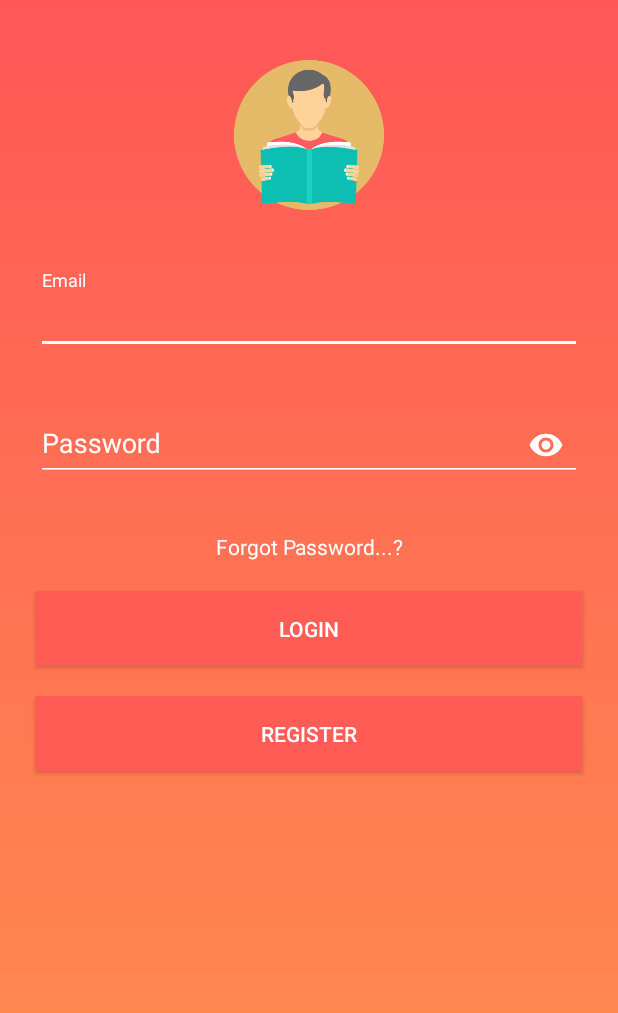
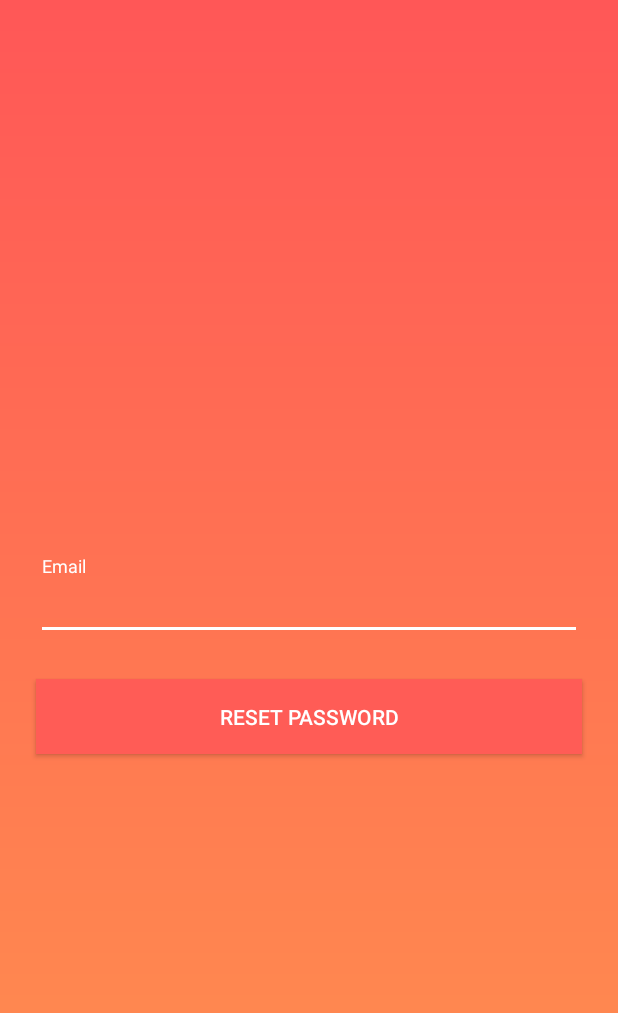
Before and after one commit to iambiolop15/HireTutorNepalTutee, an Android app: the MainActivity screen opened directly, with no data from a screen before it, after a tap on "Forgot Password...?", on a phone screen of 412 x 824 dp. Shown: the top 1013 px of the screen. Run offline under Robolectric (Android 15) with nearby library versions, the phone set to English and light mode, and no system bars; our stand-ins replace Firebase (no records; nobody signed in at launch, a user with empty details on screens opened directly); 1 statement that could not run was skipped.

Commit message:
Forgot pass implemented

```diff
--- a/app/src/main/AndroidManifest.xml
+++ b/app/src/main/AndroidManifest.xml
@@ -12,7 +12,9 @@
         android:roundIcon="@mipmap/ic_launcher_round"
         android:supportsRtl="true"
         android:theme="@style/AppTheme">
-        <activity android:name=".ForgotPass"></activity>
+        <activity android:name=".ForgotPass"
+            android:theme="@style/OnboardingTheme"
+            ></activity>
         <activity android:name=".Home" />
         <activity
             android:name=".Register"
--- a/app/src/main/java/com/example/hiretutornepaltutee/ForgotPass.java
+++ b/app/src/main/java/com/example/hiretutornepaltutee/ForgotPass.java
@@ -1,13 +1,81 @@
 package com.example.hiretutornepaltutee;
 
+import android.app.ProgressDialog;
+import android.content.Intent;
+import android.support.annotation.NonNull;
+import android.support.design.widget.TextInputLayout;
 import android.support.v7.app.AppCompatActivity;
 import android.os.Bundle;
+import android.util.Patterns;
+import android.view.View;
+import android.widget.Button;
+import android.widget.Toast;
+
+import com.google.android.gms.tasks.OnCompleteListener;
+import com.google.android.gms.tasks.Task;
+import com.google.firebase.auth.FirebaseAuth;
 
 public class ForgotPass extends AppCompatActivity {
+    Button resetBtn;
+    private TextInputLayout emailLayout;
+    private FirebaseAuth firebaseAuth;
+    ProgressDialog progressDialog;
 
     @Override
     protected void onCreate(Bundle savedInstanceState) {
         super.onCreate(savedInstanceState);
         setContentView(R.layout.activity_forgot_pass);
+        resetBtn=findViewById(R.id.Resetpassbtn);
+        emailLayout=findViewById(R.id.Emaillayout);
+        firebaseAuth=FirebaseAuth.getInstance();
+        progressDialog=new ProgressDialog(this);
+        resetBtn.setOnClickListener(new View.OnClickListener() {
+            @Override
+            public void onClick(View v) {
+                progressDialog.setMessage("Verifying Email");
+                progressDialog.show();
+                String email=emailLayout.getEditText().getText().toString().trim();
+                if(ConfirmInput(v)){
+                    firebaseAuth.sendPasswordResetEmail(email).addOnCompleteListener(new OnCompleteListener<Void>() {
+                        @Override
+                        public void onComplete(@NonNull Task<Void> task) {
+                            if(task.isSuccessful()){
+                                Toast.makeText(ForgotPass.this, "Password reset email sent", Toast.LENGTH_LONG).show();
+                                finish();
+                                startActivity(new Intent(ForgotPass.this,MainActivity.class));
+
+                            }
+                            else{
+                                Toast.makeText(ForgotPass.this, "enter a valid email", Toast.LENGTH_SHORT).show();
+                            }
+                        }
+                    });
+
+                }
+
+            }
+        });
+
+    }
+    private boolean validateEmail() {
+        String Email = emailLayout.getEditText().getText().toString().trim();
+        if (Email.isEmpty()) {
+            emailLayout.setError("Enter the email address");
+            return false;
+        } else if (!Patterns.EMAIL_ADDRESS.matcher(Email).matches()) {
+            emailLayout.setError("Please enter a valid email address");
+            return false;
+
+        } else {
+            emailLayout.setError(null);
+            return true;
+        }
+    }
+    public boolean ConfirmInput(View V) {
+        if (!validateEmail()) {
+            return false;
+        }
+        return true;
+
     }
 }
--- a/app/src/main/java/com/example/hiretutornepaltutee/MainActivity.java
+++ b/app/src/main/java/com/example/hiretutornepaltutee/MainActivity.java
@@ -29,12 +29,12 @@ import java.util.ArrayList;
 import java.util.List;
 
 public class MainActivity extends AppCompatActivity {
-    Button regbutton,loginbtn;
-    TextInputLayout email_layout,pass_layout;
-    TextInputEditText email,pass;
-    TextView forgot_pass;
+    private Button regbutton,loginbtn;
+    TextView forgotPass;
+    private TextInputLayout email_layout,pass_layout;
     private FirebaseAuth firebaseAuth;
-    ProgressDialog  progressDialog;
+    private ProgressDialog  progressDialog;
+
 
     @Override
     protected void onCreate(Bundle savedInstanceState) {
@@ -42,7 +42,7 @@ public class MainActivity extends AppCompatActivity {
         setContentView(R.layout.activity_main);
         regbutton=findViewById(R.id.registerbtn);
         loginbtn=findViewById(R.id.loginbtn);
-        forgot_pass=findViewById(R.id.forgotpass);
+        forgotPass=findViewById(R.id.forgotpass);
         email_layout=findViewById(R.id.Emaillayout);
         pass_layout=findViewById(R.id.Passlayout);
         firebaseAuth=FirebaseAuth.getInstance();
@@ -61,12 +61,6 @@ public class MainActivity extends AppCompatActivity {
 
             }
         });
-        forgot_pass.setOnClickListener(new View.OnClickListener() {
-            @Override
-            public void onClick(View v) {
-
-            }
-        });
 
         regbutton.setOnClickListener(new View.OnClickListener() {
             @Override
@@ -76,6 +70,16 @@ public class MainActivity extends AppCompatActivity {
                 finish();
             }
         });
+        forgotPass.setOnClickListener(new View.OnClickListener() {
+            @Override
+            public void onClick(View v) {
+                startActivity(new Intent(getApplicationContext(),ForgotPass.class));
+                finish();
+            }
+        });
+
+
+
     }
     private void validate(String username,String password){
         progressDialog.setMessage("Logging in");
@@ -118,9 +122,6 @@ public class MainActivity extends AppCompatActivity {
             pass_layout.setError("Enter the password");
             return false;
         }
-
-
-
         else {
             pass_layout.setError(null);
             return true;
--- a/app/src/main/res/layout/activity_forgot_pass.xml
+++ b/app/src/main/res/layout/activity_forgot_pass.xml
@@ -1,9 +1,45 @@
 <?xml version="1.0" encoding="utf-8"?>
-<android.support.constraint.ConstraintLayout xmlns:android="http://schemas.android.com/apk/res/android"
+<RelativeLayout xmlns:android="http://schemas.android.com/apk/res/android"
     xmlns:app="http://schemas.android.com/apk/res-auto"
     xmlns:tools="http://schemas.android.com/tools"
     android:layout_width="match_parent"
     android:layout_height="match_parent"
+    android:background="@drawable/onboarding_bg"
     tools:context=".ForgotPass">
 
-</android.support.constraint.ConstraintLayout>
+    <android.support.design.widget.TextInputLayout
+        android:id="@+id/Emaillayout"
+        android:layout_width="match_parent"
+        android:layout_height="wrap_content"
+        android:layout_centerInParent="true"
+        android:layout_marginLeft="24dp"
+        android:layout_marginRight="24dp"
+        android:textColorHint="@color/white"
+        app:errorEnabled="true"
+        app:errorTextAppearance="@style/WelcomeErrorAppearance"
+        app:hintEnabled="true"
+
+        >
+
+        <android.support.v7.widget.AppCompatEditText
+            android:id="@+id/email"
+            android:layout_width="match_parent"
+            android:layout_height="wrap_content"
+            android:backgroundTint="@color/white"
+            android:hint="@string/Email"
+            android:inputType="textEmailAddress"
+            android:maxLines="1"
+            android:textColor="@color/white" />
+    </android.support.design.widget.TextInputLayout>
+
+    <android.support.v7.widget.AppCompatButton
+        android:id="@+id/Resetpassbtn"
+        android:layout_width="match_parent"
+        android:layout_height="50dp"
+        android:layout_below="@id/Emaillayout"
+        android:layout_marginLeft="24dp"
+        android:layout_marginRight="24dp"
+        android:background="@color/Button"
+        android:text="@string/ResetPassword"
+        android:textColor="@color/white" />
+</RelativeLayout>
--- a/app/src/main/res/layout/activity_main.xml
+++ b/app/src/main/res/layout/activity_main.xml
@@ -4,108 +4,102 @@
     xmlns:tools="http://schemas.android.com/tools"
     android:layout_width="match_parent"
     android:layout_height="match_parent"
+    android:background="@drawable/onboarding_bg"
     android:orientation="vertical"
-    android:background="@drawable/onboarding_bg"
     tools:context=".MainActivity">
 
     <android.support.v7.widget.AppCompatImageView
         android:id="@+id/imaglogin"
         android:layout_width="100dp"
         android:layout_height="100dp"
-        android:src="@drawable/learn"
         android:layout_gravity="center_horizontal"
         android:layout_marginTop="40dp"
-        />
+        android:src="@drawable/learn" />
+
     <android.support.design.widget.TextInputLayout
         android:id="@+id/Emaillayout"
+        android:layout_width="match_parent"
+        android:layout_height="wrap_content"
+        android:layout_marginLeft="24dp"
         android:layout_marginTop="40dp"
         android:layout_marginRight="24dp"
-            android:layout_marginLeft="24dp"
-            android:layout_width="match_parent"
-            android:layout_height="wrap_content"
         android:textColorHint="@color/white"
-            app:hintEnabled="true"
         app:errorEnabled="true"
         app:errorTextAppearance="@style/WelcomeErrorAppearance"
-            >
+        app:hintEnabled="true">
+
         <android.support.v7.widget.AppCompatEditText
             android:id="@+id/email"
             android:layout_width="match_parent"
             android:layout_height="wrap_content"
-                android:hint="@string/Email"
             android:backgroundTint="@color/white"
             android:drawablePadding="10dp"
+            android:hint="@string/Email"
+            android:inputType="textEmailAddress"
             android:maxLines="1"
-                android:inputType="textEmailAddress"
-                android:textColor="@color/white"
-                />
+            android:textColor="@color/white" />
 
 
     </android.support.design.widget.TextInputLayout>
+
     <android.support.design.widget.TextInputLayout
         android:id="@+id/Passlayout"
-            android:layout_marginRight="24dp"
-            android:layout_marginLeft="24dp"
         android:layout_width="match_parent"
         android:layout_height="wrap_content"
+        android:layout_marginLeft="24dp"
+        android:layout_marginRight="24dp"
         android:textColorHint="@color/white"
-            app:hintEnabled="true"
         app:errorEnabled="true"
         app:errorTextAppearance="@style/WelcomeErrorAppearance"
+        app:hintEnabled="true"
         app:passwordToggleEnabled="true"
         app:passwordToggleTint="@color/white"
 
         >
+
         <android.support.v7.widget.AppCompatEditText
             android:id="@+id/pass"
             android:layout_width="match_parent"
             android:layout_height="wrap_content"
+            android:backgroundTint="@color/white"
             android:hint="@string/Password"
-                android:backgroundTint="@color/white"
+            android:inputType="textPassword"
             android:maxLines="1"
-                android:inputType="textPassword"
-                android:textColor="@color/white"
-                />
+            android:textColor="@color/white" />
     </android.support.design.widget.TextInputLayout>
 
     <TextView
-            android:layout_marginTop="8dp"
         android:id="@+id/forgotpass"
         android:layout_width="match_parent"
         android:layout_height="wrap_content"
+        android:layout_marginTop="8dp"
         android:gravity="center_horizontal"
         android:text="@string/ForgtPass"
-            android:textColor="@color/white"
-            />
+        android:textColor="@color/white" />
+
     <android.support.v7.widget.AppCompatButton
         android:id="@+id/loginbtn"
         android:layout_width="match_parent"
         android:layout_height="50dp"
+        android:layout_marginLeft="24dp"
         android:layout_marginTop="20dp"
-            android:layout_marginLeft="24dp"
         android:layout_marginRight="24dp"
+        android:background="@color/Button"
         android:text="@string/Login"
-            android:background="@color/Button"
         android:textColor="@color/white"
-            />
+        android:textAllCaps="false"/>
+
     <android.support.v7.widget.AppCompatButton
         android:id="@+id/registerbtn"
         android:layout_width="match_parent"
         android:layout_height="50dp"
+        android:layout_marginLeft="24dp"
         android:layout_marginTop="20dp"
-            android:layout_marginLeft="24dp"
         android:layout_marginRight="24dp"
+        android:background="@color/Button"
         android:text="@string/Register"
-            android:background="@color/Button"
-            android:textColor="@color/white"/>
-
-
-
-
-
-
-
-
+        android:textColor="@color/white"
+        android:textAllCaps="false"/>
 
 
 </LinearLayout>
--- a/app/src/main/res/values/strings.xml
+++ b/app/src/main/res/values/strings.xml
@@ -17,6 +17,7 @@
     <string name="my_preference">"com.abc.com.MyPref"</string>
     <string name="my_preference_key">"com.abc.com.MyPrefKey"</string>
     <string name="Password">"Password"</string>
+    <string name="ResetPassword">"Reset Password"</string>
     <string name="CPassword">"Confirm Password"</string>
     <string name="ForgtPass">"Forgot Password...?"</string>
     <string name="Remember_Me">"Remember Me"</string>
```
Lines whose indentation alone changed are shown as unchanged.
